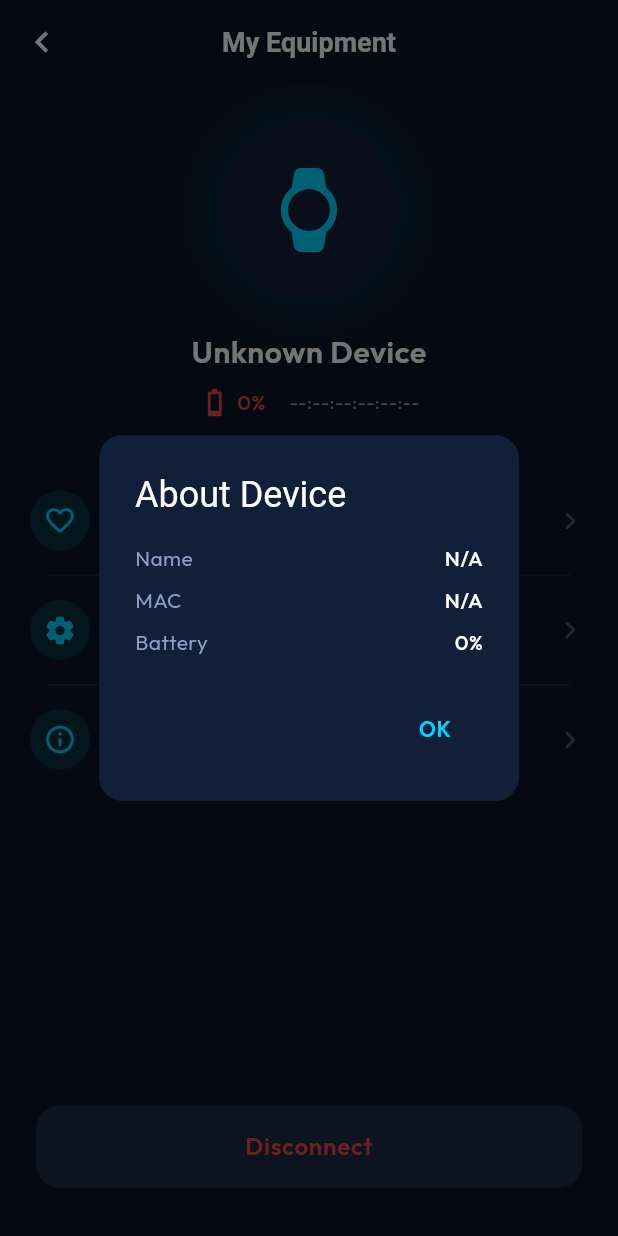
After one commit to Harshith-Viprata/ring-sdk-master, a Flutter app: the MyEquipmentPage screen opened by its route, after a tap on "About device", on a phone screen of 412 x 824 dp. The commit adds this screen. Run offline on Flutter 3.47's test engine with Material 3 defaults, Android fonts, the phone set to English and light mode, and no system bars; our stand-ins replace dartz, equatable, fl_chart, flutter_bloc, flutter_easyloading, get_it and 5 more; missing offline and left inert: flutter_foreground_task; accounts and stored records are empty.

Commit message:
added the equipment screen and device info data
added the equipment screen and device info data

```diff
--- a/healthwear_app/lib/config/routes/app_router.dart
+++ b/healthwear_app/lib/config/routes/app_router.dart
@@ -6,6 +6,7 @@ import '../../features/activity/presentation/pages/activity_page.dart';
 import '../../features/sleep/presentation/pages/sleep_page.dart';
 import '../../features/settings/presentation/pages/settings_page.dart';
 import '../../features/device/presentation/pages/scan_page.dart';
+import '../../features/device/presentation/pages/my_equipment_page.dart';
 import '../../features/heart_rate/presentation/pages/heart_rate_page.dart';
 import '../../features/ecg/presentation/pages/ecg_page.dart';
 import '../../features/metrics/presentation/pages/metrics_page.dart';
@@ -23,6 +24,7 @@ abstract class AppRoutes {
   static const sleep = '/sleep';
   static const settings = '/settings';
   static const scan = '/scan';
+  static const equipment = '/equipment';
   static const heartRate = '/heart-rate';
   static const ecg = '/ecg';
   static const metrics = '/metrics';
@@ -103,6 +105,11 @@ final GoRouter appRouter = GoRouter(
       path: AppRoutes.scan,
       parentNavigatorKey: _rootNavigatorKey,
       builder: (context, state) => const ScanPage(),
+    ),
+    GoRoute(
+      path: AppRoutes.equipment,
+      parentNavigatorKey: _rootNavigatorKey,
+      builder: (context, state) => const MyEquipmentPage(),
     ),
     GoRoute(
       path: AppRoutes.heartRate,
--- a/healthwear_app/lib/core/services/health_background_service.dart
+++ b/healthwear_app/lib/core/services/health_background_service.dart
@@ -174,7 +174,7 @@ class HealthBackgroundService {
       ),
       foregroundTaskOptions: ForegroundTaskOptions(
         eventAction: ForegroundTaskEventAction.repeat(
-          2 * 60 * 1000, // 2 minutes in ms (TESTING — change back to 15)
+          15 * 60 * 1000, // 15 minutes in ms
         ),
         autoRunOnBoot: true,
         autoRunOnMyPackageReplaced: true,
--- a/healthwear_app/lib/features/dashboard/presentation/bloc/dashboard_bloc.dart
+++ b/healthwear_app/lib/features/dashboard/presentation/bloc/dashboard_bloc.dart
@@ -23,6 +23,7 @@ class DashboardBloc extends Bloc<DashboardEvent, DashboardState> {
     on<RealTimeHealthUpdate>(_onRealTimeUpdate);
     on<RefreshMetric>(_onRefreshMetric);
     on<BackgroundSyncComplete>(_onBackgroundSyncComplete);
+    on<RefreshData>(_onRefreshData);
   }
 
   Future<void> _onLoadHealthData(
@@ -190,8 +191,7 @@ class DashboardBloc extends Bloc<DashboardEvent, DashboardState> {
     }).catchError((e) {
       print('[DashboardBloc] setRealTimeUpload failed: $e');
     });
-    _healthRepo.enableHealthMonitoring(interval: 2).then((_) {
-      // TESTING — change back to 15
+    _healthRepo.enableHealthMonitoring().then((_) {
       print('[DashboardBloc] enableHealthMonitoring OK');
     }).catchError((e) {
       print('[DashboardBloc] enableHealthMonitoring failed: $e');
@@ -349,6 +349,26 @@ class DashboardBloc extends Bloc<DashboardEvent, DashboardState> {
     print('[DashboardBloc] All Hive data reloaded into state');
   }
 
+  /// Pull-to-refresh: instantly reload latest data from Hive.
+  /// Heavy BLE queries are done by the foreground service (every 2 min).
+  Future<void> _onRefreshData(
+    RefreshData event,
+    Emitter<DashboardState> emit,
+  ) async {
+    print('[DashboardBloc] RefreshData — reloading from Hive...');
+    emit(state.copyWith(
+      status: DashboardStatus.loaded,
+      heartRateHistory: HealthHiveService.getHeartRateRecords(),
+      stepHistory: HealthHiveService.getStepRecords(),
+      sleepHistory: HealthHiveService.getSleepRecords(),
+      bloodOxygenHistory: HealthHiveService.getBloodOxygenRecords(),
+      bloodPressureHistory: HealthHiveService.getBloodPressureRecords(),
+      temperatureHistory: HealthHiveService.getTemperatureRecords(),
+      bloodGlucoseHistory: HealthHiveService.getBloodGlucoseRecords(),
+    ));
+    print('[DashboardBloc] RefreshData complete — instant Hive reload');
+  }
+
   @override
   Future<void> close() {
     _healthSub?.cancel();
--- a/healthwear_app/lib/features/dashboard/presentation/bloc/dashboard_event.dart
+++ b/healthwear_app/lib/features/dashboard/presentation/bloc/dashboard_event.dart
@@ -30,3 +30,6 @@ class RealTimeHealthUpdate extends DashboardEvent {
 
 /// Foreground service completed a background sync — reload data from Hive.
 class BackgroundSyncComplete extends DashboardEvent {}
+
+/// Pull-to-refresh: re-query BLE device for latest data and reload from Hive.
+class RefreshData extends DashboardEvent {}
--- a/healthwear_app/lib/features/dashboard/presentation/pages/dashboard_page.dart
+++ b/healthwear_app/lib/features/dashboard/presentation/pages/dashboard_page.dart
@@ -120,8 +120,18 @@ class _ConnectedDashboard extends StatelessWidget {
       builder: (context, state) {
         final isLoading = state.status == DashboardStatus.loading;
 
-        return CustomScrollView(
-          physics: const BouncingScrollPhysics(),
+        return RefreshIndicator(
+          color: AppColors.accent,
+          backgroundColor: AppColors.surface,
+          onRefresh: () async {
+            context.read<DashboardBloc>().add(RefreshData());
+            // Small delay for the spinner animation — refresh is instant (Hive-only)
+            await Future.delayed(const Duration(milliseconds: 500));
+          },
+          child: CustomScrollView(
+            physics: const AlwaysScrollableScrollPhysics(
+              parent: BouncingScrollPhysics(),
+            ),
             slivers: [
               SliverAppBar(
                 backgroundColor: AppColors.background,
@@ -153,7 +163,15 @@ class _ConnectedDashboard extends StatelessWidget {
                 ),
                 actions: [
                   IconButton(
-                  onPressed: () => context.push(AppRoutes.scan),
+                    onPressed: () {
+                      final deviceState = context.read<DeviceBloc>().state;
+                      if (deviceState.status ==
+                          DeviceConnectionStatus.connected) {
+                        context.push(AppRoutes.equipment);
+                      } else {
+                        context.push(AppRoutes.scan);
+                      }
+                    },
                     icon: const Icon(
                       Icons.watch_rounded,
                       color: AppColors.textPrimary,
@@ -238,8 +256,9 @@ class _ConnectedDashboard extends StatelessWidget {
                         // Steps
                         MetricCard(
                           title: 'Steps',
-                        value:
-                            state.todaySteps > 0 ? '${state.todaySteps}' : '--',
+                          value: state.todaySteps > 0
+                              ? '${state.todaySteps}'
+                              : '--',
                           unit: '',
                           icon: Icons.directions_walk_rounded,
                           color: AppColors.steps,
@@ -312,6 +331,7 @@ class _ConnectedDashboard extends StatelessWidget {
                 ),
               ),
             ],
+          ),
         );
       },
     );
--- a/healthwear_app/lib/features/device/presentation/bloc/device_bloc.dart
+++ b/healthwear_app/lib/features/device/presentation/bloc/device_bloc.dart
@@ -210,28 +210,37 @@ class DeviceBloc extends Bloc<DeviceEvent, DeviceState> {
     if (payload.containsKey(NativeEventType.deviceInfo)) {
       final info = payload[NativeEventType.deviceInfo];
       if (info is Map) {
+        final battery = info['batteryPower'];
         emit(state.copyWith(
           deviceName: info['name']?.toString(),
           macAddress: info['mac']?.toString(),
+          batteryPercent: battery is int ? battery : null,
         ));
       }
     }
   }
 
-  /// Fetch battery and device details after connection
+  /// Fetch battery info after connection.
+  /// Name/MAC are already set from savedDevice or connect event.
   Future<void> _queryDeviceInfo() async {
+    print('[DeviceBloc] _queryDeviceInfo — querying battery...');
+    await Future.delayed(const Duration(seconds: 2));
     try {
-      final mac = await _bleDataSource.queryMacAddress();
-      final model = await _bleDataSource.queryDeviceModel();
-      if (!isClosed) {
+      final basicInfo = await _bleDataSource
+          .queryBasicInfo()
+          .timeout(const Duration(seconds: 5));
+      final battery = basicInfo?.batteryPower ?? 0;
+      print('[DeviceBloc] queryBasicInfo: battery=$battery');
+      if (!isClosed && battery > 0) {
         add(DeviceSdkEvent({
           NativeEventType.deviceInfo: {
-            'mac': mac,
-            'name': model,
+            'batteryPower': battery,
           }
         }));
       }
-    } catch (_) {}
+    } catch (e) {
+      print('[DeviceBloc] queryBasicInfo failed/timeout: $e');
+    }
   }
 
   @override
--- /dev/null
+++ b/healthwear_app/lib/features/device/presentation/pages/my_equipment_page.dart
@@ -0,0 +1,327 @@
+import 'package:flutter/material.dart';
+import 'package:flutter_bloc/flutter_bloc.dart';
+import 'package:go_router/go_router.dart';
+
+import '../../../../shared/theme/app_theme.dart';
+import '../bloc/device_bloc.dart';
+
+/// "My Equipment" screen — shown when the device is already connected.
+/// Displays device name, battery, MAC address, and settings actions.
+class MyEquipmentPage extends StatelessWidget {
+  const MyEquipmentPage({super.key});
+
+  @override
+  Widget build(BuildContext context) {
+    return BlocBuilder<DeviceBloc, DeviceState>(
+      builder: (context, state) {
+        final name = state.deviceName ?? 'Unknown Device';
+        final mac = state.macAddress ?? '--:--:--:--:--:--';
+        final battery = state.batteryPercent;
+
+        return Scaffold(
+          backgroundColor: AppColors.background,
+          appBar: AppBar(
+            backgroundColor: AppColors.background,
+            elevation: 0,
+            leading: IconButton(
+              icon: const Icon(Icons.chevron_left, size: 28),
+              color: AppColors.textPrimary,
+              onPressed: () => context.pop(),
+            ),
+            centerTitle: true,
+            title: const Text(
+              'My Equipment',
+              style: TextStyle(
+                color: AppColors.textPrimary,
+                fontSize: 18,
+                fontWeight: FontWeight.w600,
+              ),
+            ),
+          ),
+          body: Column(
+            children: [
+              // ── Device Image + Info ──
+              const SizedBox(height: 24),
+              _DeviceHeader(name: name, battery: battery, mac: mac),
+              const SizedBox(height: 32),
+
+              // ── Action Rows ──
+              Expanded(
+                child: ListView(
+                  padding: const EdgeInsets.symmetric(horizontal: 16),
+                  children: [
+                    _ActionTile(
+                      icon: Icons.favorite_border_rounded,
+                      label: 'Health settings',
+                      onTap: () {
+                        // TODO: navigate to health settings
+                      },
+                    ),
+                    _divider(),
+                    _ActionTile(
+                      icon: Icons.settings_rounded,
+                      label: 'Device settings',
+                      onTap: () {
+                        // TODO: navigate to device settings
+                      },
+                    ),
+                    _divider(),
+                    _ActionTile(
+                      icon: Icons.info_outline_rounded,
+                      label: 'About device',
+                      onTap: () {
+                        _showAboutDialog(context, state);
+                      },
+                    ),
+                  ],
+                ),
+              ),
+
+              // ── Disconnect Button ──
+              Padding(
+                padding: const EdgeInsets.fromLTRB(24, 8, 24, 32),
+                child: SizedBox(
+                  width: double.infinity,
+                  child: TextButton(
+                    style: TextButton.styleFrom(
+                      backgroundColor: AppColors.surfaceLight,
+                      padding: const EdgeInsets.symmetric(vertical: 16),
+                      shape: RoundedRectangleBorder(
+                        borderRadius: BorderRadius.circular(16),
+                      ),
+                    ),
+                    onPressed: () {
+                      context.read<DeviceBloc>().add(DisconnectDevice());
+                      context.pop();
+                    },
+                    child: const Text(
+                      'Disconnect',
+                      style: TextStyle(
+                        color: AppColors.accentRed,
+                        fontSize: 16,
+                        fontWeight: FontWeight.w600,
+                      ),
+                    ),
+                  ),
+                ),
+              ),
+            ],
+          ),
+        );
+      },
+    );
+  }
+
+  Widget _divider() {
+    return Padding(
+      padding: const EdgeInsets.symmetric(horizontal: 16),
+      child: Divider(
+        color: AppColors.textMuted.withOpacity(0.3),
+        height: 1,
+      ),
+    );
+  }
+
+  void _showAboutDialog(BuildContext context, DeviceState state) {
+    showDialog(
+      context: context,
+      builder: (_) => AlertDialog(
+        backgroundColor: AppColors.surface,
+        shape: RoundedRectangleBorder(borderRadius: BorderRadius.circular(16)),
+        title: const Text(
+          'About Device',
+          style: TextStyle(color: AppColors.textPrimary),
+        ),
+        content: Column(
+          mainAxisSize: MainAxisSize.min,
+          crossAxisAlignment: CrossAxisAlignment.start,
+          children: [
+            _aboutRow('Name', state.deviceName ?? 'N/A'),
+            const SizedBox(height: 8),
+            _aboutRow('MAC', state.macAddress ?? 'N/A'),
+            const SizedBox(height: 8),
+            _aboutRow('Battery', '${state.batteryPercent}%'),
+          ],
+        ),
+        actions: [
+          TextButton(
+            onPressed: () => Navigator.pop(context),
+            child: const Text('OK', style: TextStyle(color: AppColors.accent)),
+          ),
+        ],
+      ),
+    );
+  }
+
+  Widget _aboutRow(String label, String value) {
+    return Row(
+      mainAxisAlignment: MainAxisAlignment.spaceBetween,
+      children: [
+        Text(label,
+            style:
+                const TextStyle(color: AppColors.textSecondary, fontSize: 14)),
+        Text(value,
+            style: const TextStyle(
+                color: AppColors.textPrimary,
+                fontSize: 14,
+                fontWeight: FontWeight.w500)),
+      ],
+    );
+  }
+}
+
+// ─── Device Header Widget ───────────────────────────────────────────────────
+
+class _DeviceHeader extends StatelessWidget {
+  final String name;
+  final int battery;
+  final String mac;
+
+  const _DeviceHeader({
+    required this.name,
+    required this.battery,
+    required this.mac,
+  });
+
+  @override
+  Widget build(BuildContext context) {
+    return Column(
+      children: [
+        // Ring icon in a circular container
+        Container(
+          width: 120,
+          height: 120,
+          decoration: BoxDecoration(
+            shape: BoxShape.circle,
+            color: AppColors.surface,
+            boxShadow: [
+              BoxShadow(
+                color: AppColors.accent.withOpacity(0.15),
+                blurRadius: 30,
+                spreadRadius: 5,
+              ),
+            ],
+          ),
+          child: const Icon(
+            Icons.watch_rounded,
+            size: 56,
+            color: AppColors.accent,
+          ),
+        ),
+        const SizedBox(height: 20),
+        // Device name
+        Text(
+          name,
+          style: const TextStyle(
+            color: AppColors.textPrimary,
+            fontSize: 20,
+            fontWeight: FontWeight.w600,
+            letterSpacing: 0.5,
+          ),
+        ),
+        const SizedBox(height: 8),
+        // Battery + MAC
+        Row(
+          mainAxisAlignment: MainAxisAlignment.center,
+          children: [
+            Icon(
+              _batteryIcon(battery),
+              color: _batteryColor(battery),
+              size: 22,
+            ),
+            const SizedBox(width: 4),
+            Text(
+              '$battery%',
+              style: TextStyle(
+                color: _batteryColor(battery),
+                fontSize: 14,
+                fontWeight: FontWeight.w500,
+              ),
+            ),
+            const SizedBox(width: 16),
+            Text(
+              mac,
+              style: const TextStyle(
+                color: AppColors.textSecondary,
+                fontSize: 12,
+              ),
+            ),
+          ],
+        ),
+      ],
+    );
+  }
+
+  IconData _batteryIcon(int pct) {
+    if (pct > 80) return Icons.battery_full_rounded;
+    if (pct > 50) return Icons.battery_5_bar_rounded;
+    if (pct > 20) return Icons.battery_3_bar_rounded;
+    return Icons.battery_1_bar_rounded;
+  }
+
+  Color _batteryColor(int pct) {
+    if (pct > 50) return AppColors.accentGreen;
+    if (pct > 20) return AppColors.accentOrange;
+    return AppColors.accentRed;
+  }
+}
+
+// ─── Action Tile Widget ─────────────────────────────────────────────────────
+
+class _ActionTile extends StatelessWidget {
+  final IconData icon;
+  final String label;
+  final VoidCallback onTap;
+
+  const _ActionTile({
+    required this.icon,
+    required this.label,
+    required this.onTap,
+  });
+
+  @override
+  Widget build(BuildContext context) {
+    return Material(
+      color: Colors.transparent,
+      child: InkWell(
+        onTap: onTap,
+        borderRadius: BorderRadius.circular(12),
+        child: Padding(
+          padding: const EdgeInsets.symmetric(vertical: 16, horizontal: 4),
+          child: Row(
+            children: [
+              // Icon circle
+              Container(
+                width: 40,
+                height: 40,
+                decoration: BoxDecoration(
+                  shape: BoxShape.circle,
+                  color: AppColors.accent.withOpacity(0.12),
+                ),
+                child: Icon(icon, color: AppColors.accent, size: 22),
+              ),
+              const SizedBox(width: 16),
+              // Label
+              Expanded(
+                child: Text(
+                  label,
+                  style: const TextStyle(
+                    color: AppColors.textPrimary,
+                    fontSize: 16,
+                    fontWeight: FontWeight.w500,
+                  ),
+                ),
+              ),
+              // Chevron
+              const Icon(
+                Icons.chevron_right_rounded,
+                color: AppColors.textMuted,
+                size: 24,
+              ),
+            ],
+          ),
+        ),
+      ),
+    );
+  }
+}
--- a/healthwear_app/lib/features/settings/presentation/pages/settings_page.dart
+++ b/healthwear_app/lib/features/settings/presentation/pages/settings_page.dart
@@ -162,7 +162,9 @@ class _SettingsPageState extends State<SettingsPage> {
                           subtitle: isConnected
                               ? state.deviceName ?? 'Connected'
                               : 'Not connected',
-                          onTap: () => context.push(AppRoutes.scan),
+                          onTap: () => context.push(
+                            isConnected ? AppRoutes.equipment : AppRoutes.scan,
+                          ),
                         ),
                         if (isConnected && state.macAddress != null)
                           _SettingsTile(
```
Lines whose indentation alone changed are shown as unchanged.
